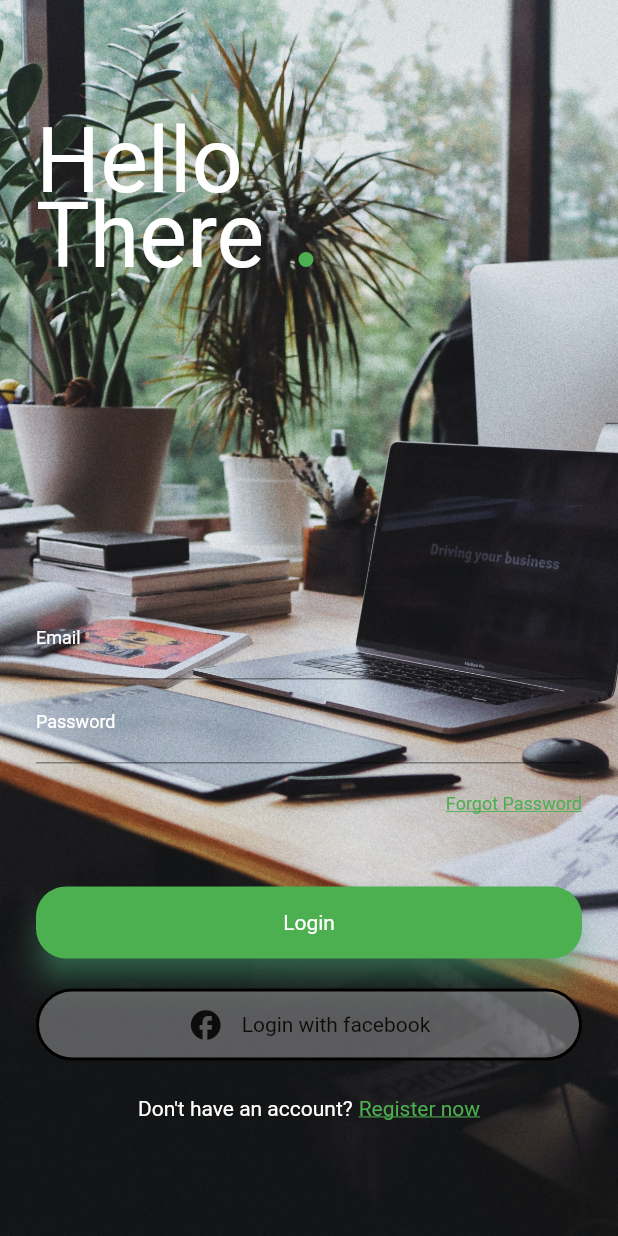
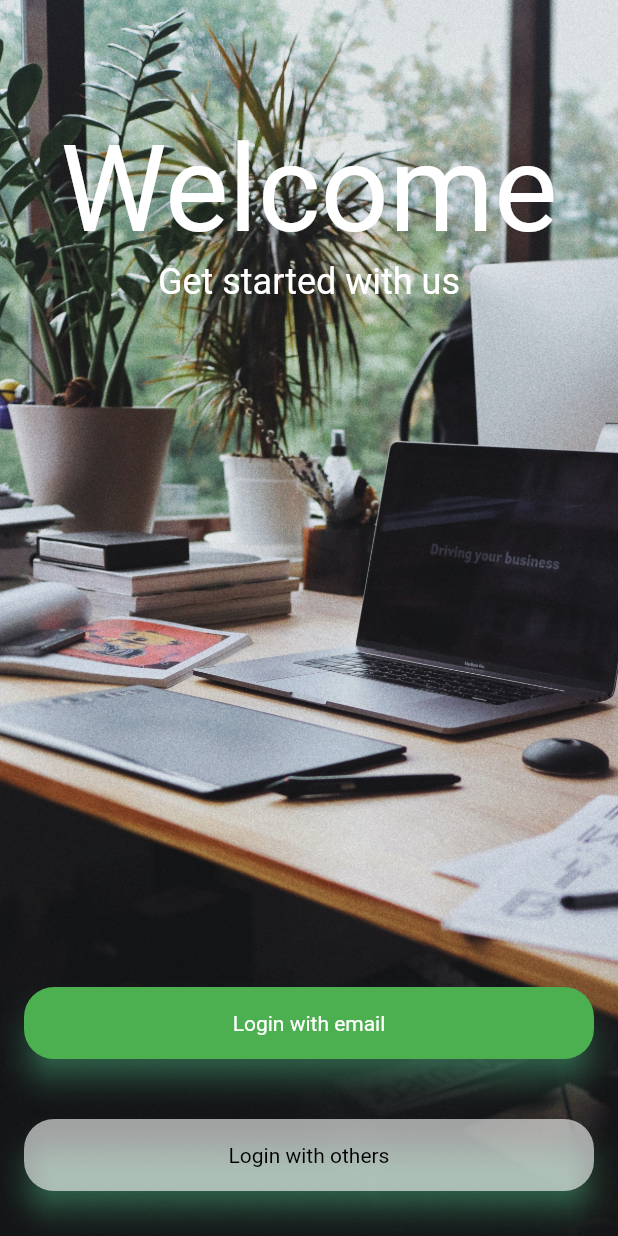
Before and after one commit to vedantxx/signin-app, a Flutter app: the screen it shows after launch, on a phone screen of 412 x 824 dp. Run offline on Flutter 3.47's test engine with Material 2 defaults, Android fonts, the phone set to English and light mode, and no system bars; our stand-ins replace firebase_auth, firebase_core, flutter_signin_button, line_icons; accounts and stored records are empty; Roboto replaces fonts that are missing (Trueno).

Commit message:
Day 4 ; 12:56 pm

```diff
--- a/lib/main.dart
+++ b/lib/main.dart
@@ -1,6 +1,7 @@
 import 'package:flutter/material.dart';
 import 'package:firebase_core/firebase_core.dart';
 import 'package:signinapp/screens_ui/login_page.dart';
+import 'package:signinapp/screens_ui/welcome_screen.dart';
 import 'package:signinapp/services/authservice.dart';
 void main() async {
   WidgetsFlutterBinding.ensureInitialized();
@@ -28,6 +29,7 @@ class MyApp extends StatelessWidget {
         primarySwatch: Colors.blue,
       ),
       home: AuthService().handleAuth(),
+      // home: WelcomeScreen(),
     );
   }
 }
--- a/lib/screens_ui/login_page.dart
+++ b/lib/screens_ui/login_page.dart
@@ -1,4 +1,5 @@
 import 'package:flutter/material.dart';
+import 'package:signinapp/screens_ui/home_page.dart';
 import 'package:signinapp/screens_ui/reset_password.dart';
 import 'package:signinapp/screens_ui/signup_page.dart';
 import 'package:signinapp/services/authservice.dart';
@@ -192,6 +193,7 @@ class _LoginPageState extends State<LoginPage> {
                 // print(email);
                 if(checkFields()){
                   AuthService().signIn(email, password, context);
+                  Navigator.of(context).pushReplacement(MaterialPageRoute(builder: (context) => HomePage()));
                 }
               },
               child: Container(
--- /dev/null
+++ b/lib/screens_ui/welcome_screen.dart
@@ -0,0 +1,121 @@
+import 'package:flutter/material.dart';
+import 'package:line_icons/line_icons.dart';
+import 'package:signinapp/screens_ui/login_page.dart';
+import 'package:signinapp/screens_ui/login_with_others.dart';
+
+class WelcomeScreen extends StatefulWidget {
+  // const WelcomeScreen({Key key}) : super(key: key);
+
+  @override
+  _WelcomeScreenState createState() => _WelcomeScreenState();
+}
+
+class _WelcomeScreenState extends State<WelcomeScreen> {
+  @override
+  Widget build(BuildContext context) {
+    return WillPopScope(
+        onWillPop: () async => false,
+      child: Scaffold(
+        body: Stack(
+          children: [
+            Container(
+              height: MediaQuery.of(context).size.height,
+              width: MediaQuery.of(context).size.width,
+              decoration: BoxDecoration(
+                image: DecorationImage(
+                    image: AssetImage(
+                        "assets/bgimgsignin.jpg",
+                    ),
+                    fit: BoxFit.cover
+                ),
+              ),
+            ),
+            Column(
+              children: [
+                SizedBox(height: 80,),
+                Text(
+                  'Welcome',
+                style: TextStyle(
+                  color: Colors.white,
+                  fontSize: 80,
+                ),
+                ),
+                Text(
+                  'Get started with us',
+                  style: TextStyle(
+                    color: Colors.white,
+                    fontSize: 24,
+                  ),
+                ),
+                SizedBox(
+                  height: 440,
+                ),
+                GestureDetector(
+                  onTap: () {
+                    // print(email);
+                    // if(checkFields()){
+                    //   AuthService().signIn(email, password, context);
+                    // }
+                    Navigator.of(context).push(MaterialPageRoute(builder: (context) => LoginPage()));
+                  },
+                  child: Padding(
+                    padding: const EdgeInsets.all(16.0),
+                    child: Container(
+                      height: 48,
+                      // margin: Axis.horizontal,
+                      child: Material(
+                        borderRadius: BorderRadius.circular(20),
+                        shadowColor: Colors.greenAccent,
+                        color: Colors.green,
+                        elevation: 8,
+                        child: Center(
+                          child: Text(
+                            "Login with email", style: TextStyle(
+                            color: Colors.white,
+                            // fontFamily: 'Trueno',
+                          ),
+                          ),
+                        ),
+                      ),
+                    ),
+                  ),
+                ),
+                SizedBox(height: 8,),
+                GestureDetector(
+                  onTap: () {
+                    // print(email);
+                    // if(checkFields()){
+                    //   AuthService().signIn(email, password, context);
+                    // }
+                    Navigator.of(context).push(MaterialPageRoute(builder: (context) => LoginWithOthers()));
+                  },
+                  child: Padding(
+                    padding: const EdgeInsets.all(16.0),
+                    child: Container(
+                      height: 48,
+
+                      child: Material(
+                        borderRadius: BorderRadius.circular(20),
+                        shadowColor: Colors.greenAccent,
+                        color: Colors.white60,
+                        elevation: 8,
+                        child: Center(
+                          child: Text(
+                            "Login with others", style: TextStyle(
+                            color: Colors.black,
+                            // fontFamily: 'Trueno',
+                          ),
+                          ),
+                        ),
+                      ),
+                    ),
+                  ),
+                ),
+              ],
+            )
+          ],
+        ),
+      ),
+    );
+  }
+}
--- a/lib/services/authservice.dart
+++ b/lib/services/authservice.dart
@@ -4,6 +4,7 @@ import 'package:flutter/material.dart';
 import 'package:firebase_auth/firebase_auth.dart';
 import 'package:signinapp/screens_ui/home_page.dart';
 import 'package:signinapp/screens_ui/login_page.dart';
+import 'package:signinapp/screens_ui/welcome_screen.dart';
 import 'package:signinapp/services/error_handler.dart';
 
 class AuthService{
@@ -15,7 +16,7 @@ class AuthService{
           return HomePage();
         }
         else {
-          return LoginPage();
+          return WelcomeScreen();
         }
       },
     );
--- a/pubspec.yaml
+++ b/pubspec.yaml
@@ -28,6 +28,9 @@ dependencies:
   # The following adds the Cupertino Icons font to your application.
   # Use with the CupertinoIcons class for iOS style icons.
   cupertino_icons: ^1.0.2
+  line_icons: ^2.0.1
+  google_fonts: ^2.1.0
+  flutter_signin_button: ^2.0.0
 
 dev_dependencies:
   flutter_test:
```
Also changed, not shown: lib/screens_ui/home_page.dart (+6 -1 lines), lib/screens_ui/login_with_others.dart (added, +142 -0 lines), pubspec.lock.
